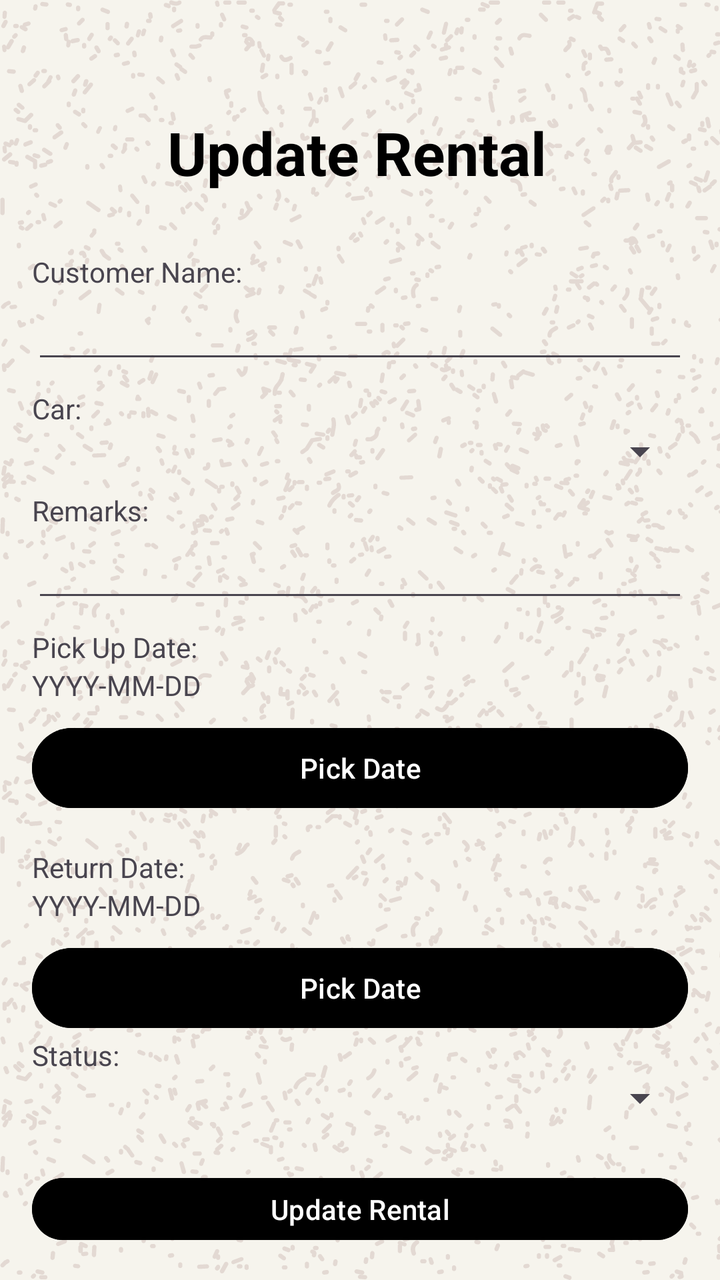
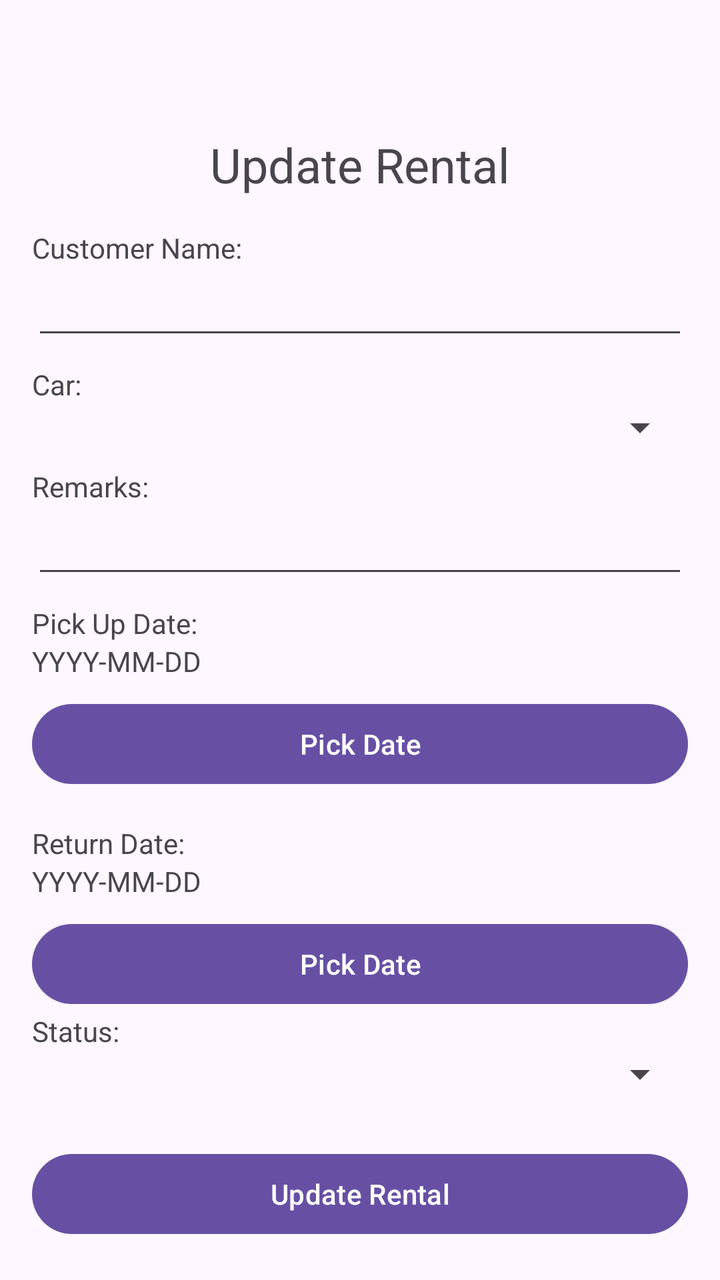

Screens rendered from an Android XML layout before and after an edit, with the pre-edit source and the edit as a unified diff.
<!-- AndroidManifest.xml: application theme Theme.Lab_REST -->
<!-- res/layout/activity_update_rental.xml -->
<LinearLayout xmlns:android="http://schemas.android.com/apk/res/android"
    android:layout_width="match_parent"
    android:layout_height="match_parent"
    android:orientation="vertical"
    android:background="@drawable/base"
    android:padding="16dp">

    <TextView
        android:id="@+id/header"
        android:layout_width="match_parent"
        android:layout_height="wrap_content"
        android:layout_alignParentEnd="true"
        android:layout_marginTop="40dp"
        android:layout_marginEnd="3dp"
        android:gravity="center"
        android:text="Update Rental"
        android:textColor="@color/black"
        android:textSize="30dp"
        android:textStyle="bold" />




    <TextView
        android:layout_width="wrap_content"
        android:layout_height="wrap_content"
        android:text="Customer Name:"
        android:layout_marginTop="30dp"/>

    <EditText
        android:id="@+id/txtCustomerName"
        android:layout_width="match_parent"
        android:layout_height="wrap_content"
        android:layout_marginBottom="8dp" />

    <TextView
        android:layout_width="wrap_content"
        android:layout_height="wrap_content"
        android:text="Car:" />

    <Spinner
        android:id="@+id/carSpinner"
        android:layout_width="match_parent"
        android:layout_height="wrap_content"
        android:layout_marginBottom="8dp" />

    <TextView
        android:layout_width="wrap_content"
        android:layout_height="wrap_content"
        android:text="Remarks:" />

    <EditText
        android:id="@+id/txtRemarks"
        android:layout_width="match_parent"
        android:layout_height="wrap_content"
        android:layout_marginBottom="8dp" />

    <TextView
        android:layout_width="wrap_content"
        android:layout_height="wrap_content"
        android:text="Pick Up Date:" />

    <TextView
        android:id="@+id/tvPickupdate"
        android:layout_width="match_parent"
        android:layout_height="wrap_content"
        android:text="YYYY-MM-DD"
        android:layout_marginBottom="8dp" />

    <Button
        android:layout_width="match_parent"
        android:layout_height="wrap_content"
        android:text="Pick Date"
        android:onClick="showPickupDatePickerDialog"
        android:backgroundTint="@color/black"/>

    <TextView
        android:layout_width="wrap_content"
        android:layout_height="wrap_content"
        android:text="Return Date:"
        android:layout_marginTop="16dp" />

    <TextView
        android:id="@+id/tvReturndate"
        android:layout_width="match_parent"
        android:layout_height="wrap_content"
        android:text="YYYY-MM-DD"
        android:layout_marginBottom="8dp" />

    <Button
        android:layout_width="match_parent"
        android:layout_height="wrap_content"
        android:text="Pick Date"
        android:onClick="showReturnDatePickerDialog"
        android:backgroundTint="@color/black"/>

    <TextView
        android:layout_width="wrap_content"
        android:layout_height="wrap_content"
        android:text="Status:" />

    <Spinner
        android:id="@+id/statusSpinner"
        android:layout_width="match_parent"
        android:layout_height="wrap_content"
        android:layout_marginBottom="8dp" />

    <Button
        android:layout_width="match_parent"
        android:layout_height="wrap_content"
        android:text="Update Rental"
        android:layout_marginTop="16dp"
        android:onClick="updateRental"
        android:backgroundTint="@color/black"/>
</LinearLayout>
<!-- resources referenced by this layout -->
<resources>
  <color name="black">#FF000000</color>
  <!-- drawable base: png bitmap (drawable, 350831 bytes) -->
  <style name="Theme.Lab_REST" parent="Base.Theme.Lab_REST" />
  <style name="Base.Theme.Lab_REST" parent="Theme.Material3.DayNight.NoActionBar">
          
          
      </style>
</resources>

<!-- the commit's change to res/layout/activity_update_rental.xml (unified diff, before → after) -->
@@ -2,30 +2,23 @@
     android:layout_width="match_parent"
     android:layout_height="match_parent"
     android:orientation="vertical"
-    android:background="@drawable/base"
-    android:padding="16dp">
-
-    <TextView
-        android:id="@+id/header"
-        android:layout_width="match_parent"
-        android:layout_height="wrap_content"
-        android:layout_alignParentEnd="true"
-        android:layout_marginTop="40dp"
-        android:layout_marginEnd="3dp"
-        android:gravity="center"
-        android:text="Update Rental"
-        android:textColor="@color/black"
-        android:textSize="30dp"
-        android:textStyle="bold" />
-
-
-
+    android:padding="16dp"
+    >
+    
 
     <TextView
         android:layout_width="wrap_content"
         android:layout_height="wrap_content"
-        android:text="Customer Name:"
-        android:layout_marginTop="30dp"/>
+        android:text="Update Rental"
+        android:layout_marginTop="50dp"
+        android:textSize="24sp"
+        android:layout_gravity="center"
+        android:layout_marginBottom="16dp" />
+
+    <TextView
+        android:layout_width="wrap_content"
+        android:layout_height="wrap_content"
+        android:text="Customer Name:" />
 
     <EditText
         android:id="@+id/txtCustomerName"
@@ -71,8 +64,7 @@
         android:layout_width="match_parent"
         android:layout_height="wrap_content"
         android:text="Pick Date"
-        android:onClick="showPickupDatePickerDialog"
-        android:backgroundTint="@color/black"/>
+        android:onClick="showPickupDatePickerDialog" />
 
     <TextView
         android:layout_width="wrap_content"
@@ -91,8 +83,7 @@
         android:layout_width="match_parent"
         android:layout_height="wrap_content"
         android:text="Pick Date"
-        android:onClick="showReturnDatePickerDialog"
-        android:backgroundTint="@color/black"/>
+        android:onClick="showReturnDatePickerDialog" />
 
     <TextView
         android:layout_width="wrap_content"
@@ -110,6 +101,5 @@
         android:layout_height="wrap_content"
         android:text="Update Rental"
         android:layout_marginTop="16dp"
-        android:onClick="updateRental"
-        android:backgroundTint="@color/black"/>
+        android:onClick="updateRental" />
 </LinearLayout>
<!-- resource entries referenced after the edit -->
@@ -1,7 +1,5 @@
 <!-- resources referenced by this layout -->
 <resources>
-  <color name="black">#FF000000</color>
-  <!-- drawable base: png bitmap (drawable, 350831 bytes) -->
   <style name="Theme.Lab_REST" parent="Base.Theme.Lab_REST" />
   <style name="Base.Theme.Lab_REST" parent="Theme.Material3.DayNight.NoActionBar">
           
